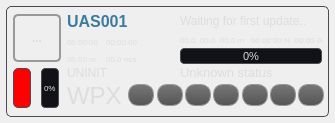
Old version of the form src/ui/UASView.ui in the repository mavlink/qgroundcontrol.
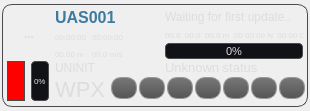
New version of the form. Icons and pictures are not drawn.

Commit message: Cleaned up Unmanned systems list widget, reduced size requirements of the widget

```diff
--- a/src/ui/UASView.ui
+++ b/src/ui/UASView.ui
@@ -6,8 +6,8 @@
    <rect>
     <x>0</x>
     <y>0</y>
-    <width>335</width>
-    <height>121</height>
+    <width>310</width>
+    <height>111</height>
    </rect>
   </property>
   <property name="sizePolicy">
@@ -18,7 +18,7 @@
   </property>
   <property name="minimumSize">
    <size>
-    <width>335</width>
+    <width>260</width>
     <height>0</height>
    </size>
   </property>
@@ -73,12 +73,12 @@
 }
 
 QLabel#waypointLabel {
-	font: 24px;
+	font: 22px;
 }
 
 QGroupBox {
 	border: 1px solid #4A4A4F;
-	border-radius: 5px;
+	border-radius: 10px;
 	padding: 0px 0px 0px 0px;
 	margin: 0px;
 }
@@ -98,7 +98,7 @@
 QToolButton#typeButton {
 	font-weight: bold;
 	font-size: 12px;
-	border: 2px solid #999999;
+	border: 0px solid #999999;
 	border-radius: 5px;
 	min-width:44px;
 	max-width: 44px;
@@ -184,8 +184,11 @@
 }</string>
   </property>
   <layout class="QHBoxLayout" name="horizontalLayout_2">
+   <property name="spacing">
+    <number>2</number>
+   </property>
    <property name="margin">
-    <number>6</number>
+    <number>2</number>
    </property>
    <item>
     <widget class="QGroupBox" name="uasViewFrame">
@@ -206,26 +209,26 @@
      </property>
      <layout class="QGridLayout" name="gridLayout">
       <property name="horizontalSpacing">
-       <number>6</number>
+       <number>4</number>
       </property>
       <property name="verticalSpacing">
        <number>2</number>
       </property>
       <property name="margin">
-       <number>6</number>
+       <number>4</number>
       </property>
       <item row="0" column="0" rowspan="5" colspan="2">
        <widget class="QToolButton" name="typeButton">
         <property name="minimumSize">
          <size>
-          <width>48</width>
-          <height>48</height>
+          <width>44</width>
+          <height>44</height>
          </size>
         </property>
         <property name="maximumSize">
          <size>
-          <width>48</width>
-          <height>48</height>
+          <width>44</width>
+          <height>44</height>
          </size>
         </property>
         <property name="baseSize">
```
The commit also changes 5 other files.
